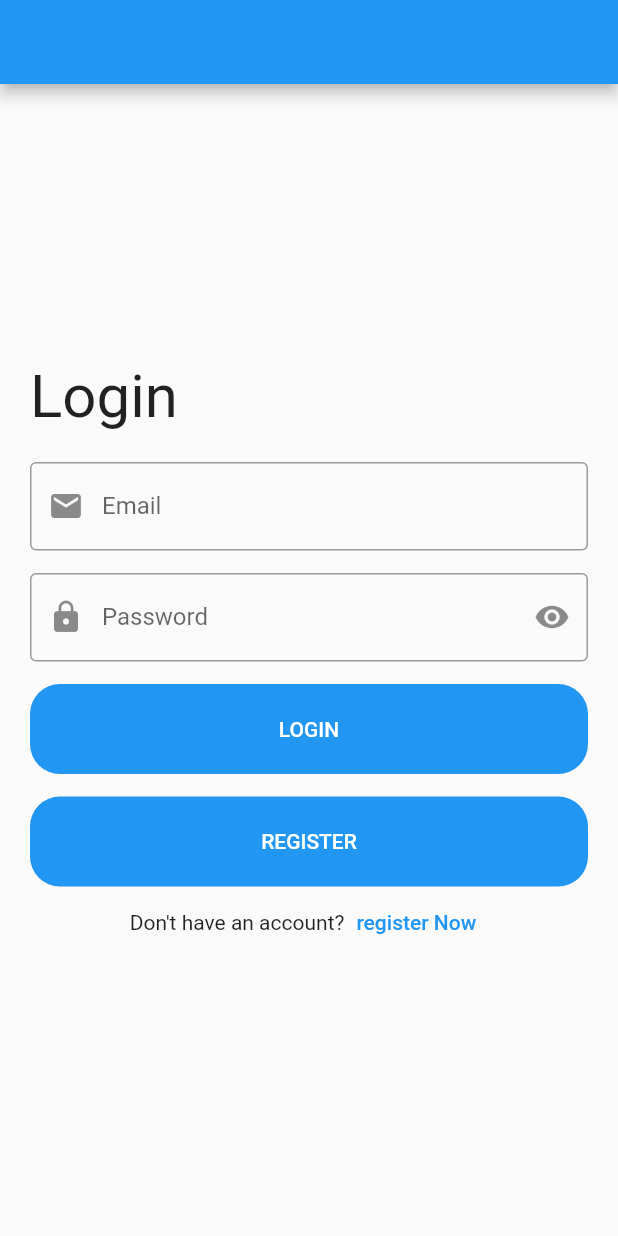
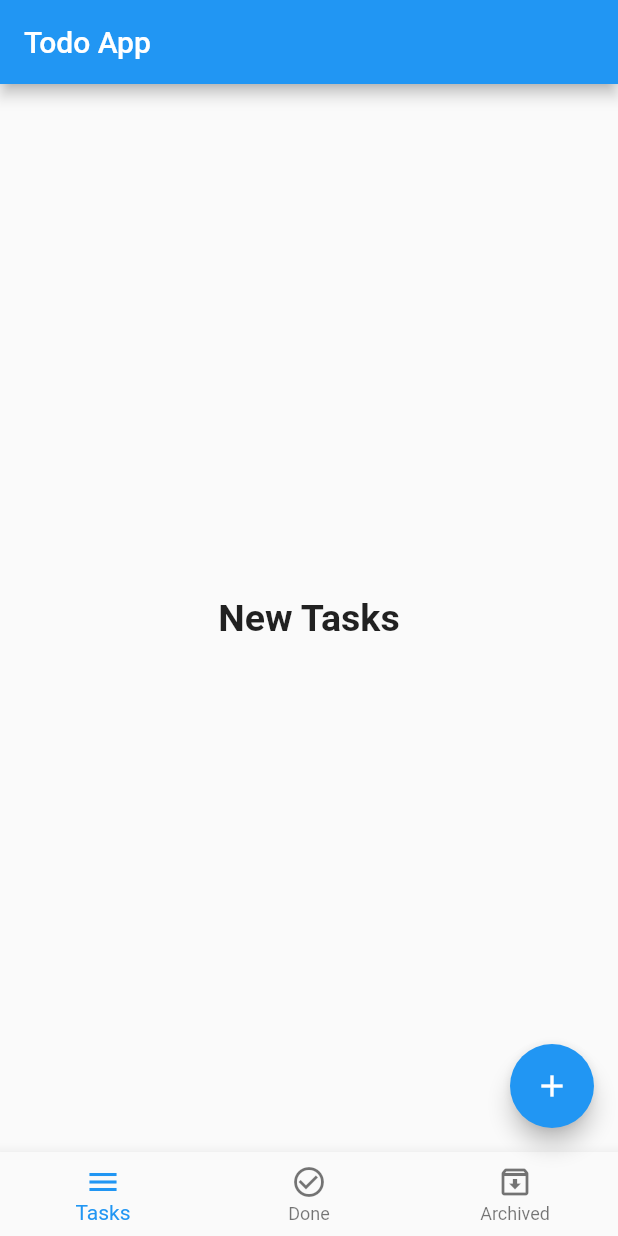
Before and after one commit to saramahmoud5005/Flutter-App-Udemy, a Flutter app: the screen it shows after launch, on a phone screen of 412 x 824 dp. Run offline on Flutter 3.47's test engine with Material 2 defaults, Android fonts, the phone set to English and light mode, and no system bars.

Commit message:
Todo App

```diff
--- /dev/null
+++ b/lib/layout/home_layout.dart
@@ -0,0 +1,69 @@
+import 'package:flutter/cupertino.dart';
+import 'package:flutter/material.dart';
+import 'package:flutter_app/models/archived_tasks/archived_tasks_screen.dart';
+import 'package:flutter_app/models/done_tasks/done_tasks_screen.dart';
+import 'package:flutter_app/models/new_tasks/new_tasks_screen.dart';
+
+class HomeLayout extends StatefulWidget {
+
+  const HomeLayout({super.key});
+
+  @override
+  State<HomeLayout> createState() => _HomeLayoutState();
+}
+
+class _HomeLayoutState extends State<HomeLayout> {
+
+  int currentIndex = 0;
+  List<Widget> screen = [
+    NewTasksScreen(),
+    DoneTasksScreen(),
+    ArchivedTasksScreen(),
+  ];
+
+  @override
+  Widget build(BuildContext context) {
+    return Scaffold(
+      appBar: AppBar(
+        title: Text(
+            'Todo App'
+        ),
+      ),
+      body: screen[currentIndex],
+      floatingActionButton: FloatingActionButton(
+        child: Icon(
+          Icons.add,
+        ),
+        onPressed: (){},
+      ),
+      bottomNavigationBar: BottomNavigationBar(
+        type: BottomNavigationBarType.fixed,
+        currentIndex: currentIndex,
+        onTap: (index){
+          setState((){
+            currentIndex = index;
+          });
+        },
+        items: [
+        BottomNavigationBarItem(
+            icon: Icon(
+              Icons.menu,
+            ),
+          label: 'Tasks',
+        ),
+        BottomNavigationBarItem(
+            icon: Icon(
+              Icons.check_circle_outline,
+            ),
+          label: 'Done',
+        ),
+        BottomNavigationBarItem(
+            icon: Icon(
+              Icons.archive_outlined,
+            ),
+          label: 'Archived',
+        ),
+      ],),
+    );
+  }
+}
--- a/lib/main.dart
+++ b/lib/main.dart
@@ -1,5 +1,7 @@
 import 'package:flutter/material.dart';
 import 'package:flutter_app/modules/login/login_screen.dart';
+
+import 'layout/home_layout.dart';
 
 void main() {
   runApp(MyApp());
@@ -13,7 +15,7 @@ class MyApp extends StatelessWidget {
   Widget build(BuildContext context) {
     return MaterialApp(
       debugShowCheckedModeBanner: false,
-      home: LoginScreen(),
+      home: HomeLayout(),
     );
   }
 }
--- /dev/null
+++ b/lib/models/new_tasks/new_tasks_screen.dart
@@ -0,0 +1,16 @@
+import 'package:flutter/cupertino.dart';
+
+class NewTasksScreen extends StatelessWidget {
+  @override
+  Widget build(BuildContext context) {
+    return Center(
+      child: Text(
+        'New Tasks',
+        style: TextStyle(
+          fontSize: 25.0,
+          fontWeight: FontWeight.bold
+        ),
+      ),
+    );
+  }
+}
```
Also changed, not shown: lib/models/archived_tasks/archived_tasks_screen.dart (added, +16 -0 lines), lib/models/done_tasks/done_tasks_screen.dart (added, +16 -0 lines).
